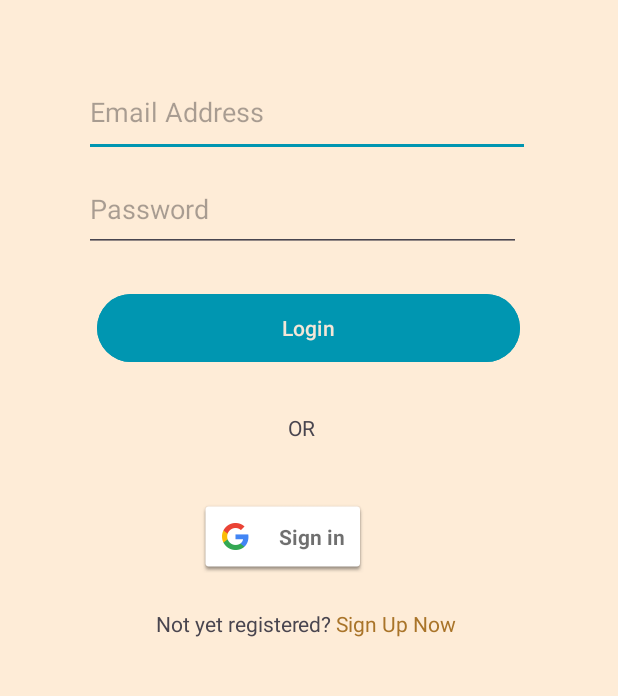
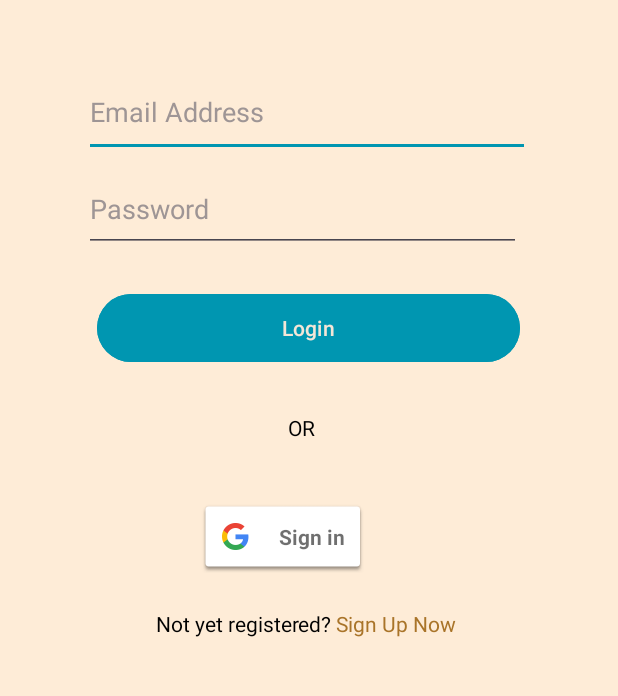
Before and after one commit to totoro-7/AndroidAppliacation, an Android app: the screen it shows after launch (Login_Page), on a phone screen of 412 x 824 dp, the part 411-1107 px from its top. Run offline under Robolectric (Android 15) with nearby library versions, the phone set to English and light mode, and no system bars; our stand-ins replace Firebase (no records; nobody signed in at launch, a user with empty details on screens opened directly).

Commit message:
Updates on UI

```diff
--- a/Android App/app/src/main/res/layout/activity_login_page.xml
+++ b/Android App/app/src/main/res/layout/activity_login_page.xml
@@ -30,6 +30,7 @@
         android:ems="10"
         android:hint="Email Address"
         android:inputType="textEmailAddress"
+        android:textColorHint="@color/grey"
         app:layout_constraintBottom_toBottomOf="parent"
         app:layout_constraintEnd_toEndOf="parent"
         app:layout_constraintHorizontal_bias="0.491"
@@ -44,6 +45,7 @@
         android:ems="10"
         android:hint="Password"
         android:inputType="textPassword"
+        android:textColorHint="@color/grey"
         app:layout_constraintBottom_toTopOf="@+id/buttonSignIn"
         app:layout_constraintEnd_toEndOf="@+id/buttonSignIn"
         app:layout_constraintHorizontal_bias="0.0"
@@ -56,6 +58,7 @@
         android:layout_height="30dp"
         android:layout_marginBottom="21dp"
         android:text="OR"
+        android:textColor="@color/black"
         app:layout_constraintBottom_toTopOf="@+id/buttonLoginGoogleSignIn"
         app:layout_constraintEnd_toEndOf="parent"
         app:layout_constraintHorizontal_bias="0.497"
@@ -78,6 +81,7 @@
         android:layout_height="wrap_content"
         android:layout_marginBottom="118dp"
         android:text="@string/account"
+        android:textColor="@color/black"
         app:layout_constraintBottom_toBottomOf="parent"
         app:layout_constraintEnd_toEndOf="parent"
         app:layout_constraintHorizontal_bias="0.492"
--- a/Android App/app/src/main/res/layout/activity_main.xml
+++ b/Android App/app/src/main/res/layout/activity_main.xml
@@ -30,6 +30,8 @@
         android:layout_marginBottom="249dp"
         android:backgroundTint="#A97429"
         android:text="Start Quiz"
+        android:textColorHighlight="@color/white"
+        android:textColor="@color/white"
         android:textSize="20sp"
         app:layout_constraintBottom_toBottomOf="parent"
         app:layout_constraintEnd_toEndOf="parent"
--- a/Android App/app/src/main/res/layout/activity_quiz_page.xml
+++ b/Android App/app/src/main/res/layout/activity_quiz_page.xml
@@ -167,6 +167,7 @@
         android:backgroundTint="@color/black"
         android:fontFamily="sans-serif-medium"
         android:text="NEXT QUESTION"
+        android:textColor="@color/white"
         android:textSize="16sp"
         app:layout_constraintBottom_toBottomOf="parent"
         app:layout_constraintStart_toStartOf="parent" />
--- a/Android App/app/src/main/res/layout/activity_score_page.xml
+++ b/Android App/app/src/main/res/layout/activity_score_page.xml
@@ -53,7 +53,7 @@
         android:id="@+id/textViewAnswerCorrect"
         android:layout_width="37dp"
         android:layout_height="60dp"
-        android:layout_marginStart="152dp"
+        android:layout_marginStart="132dp"
         android:text="2"
         android:textSize="48sp"
         app:layout_constraintBottom_toTopOf="@+id/buttonPlayAgain"
@@ -68,6 +68,7 @@
         android:layout_marginBottom="20dp"
         android:fontFamily="monospace"
         android:text="Your Score"
+        android:textColor="@color/black"
         android:textSize="24sp"
         android:textStyle="bold"
         app:layout_constraintBottom_toTopOf="@+id/textViewAnswerTotal"
--- a/Android App/app/src/main/res/layout/activity_sign_up_page.xml
+++ b/Android App/app/src/main/res/layout/activity_sign_up_page.xml
@@ -17,6 +17,7 @@
         android:layout_marginBottom="16dp"
         android:ems="10"
         android:hint="Password"
+        android:textColorHint="@color/grey"
         android:inputType="textPassword"
         app:layout_constraintBottom_toTopOf="@+id/buttonSignUp"
         app:layout_constraintStart_toStartOf="@+id/editTextSignUpEmail"
@@ -44,6 +45,7 @@
         android:layout_marginBottom="21dp"
         android:ems="10"
         android:hint="Email Address"
+        android:textColorHint="@color/grey"
         android:inputType="textEmailAddress"
         app:layout_constraintBottom_toTopOf="@+id/editTextSignUpPassword"
         app:layout_constraintEnd_toEndOf="parent"
--- a/Android App/app/src/main/res/values/colors.xml
+++ b/Android App/app/src/main/res/values/colors.xml
@@ -9,4 +9,5 @@
     <color name="navyblue">#212a54</color>
     <color name="green">#174d25</color>
     <color name="red">#de2316</color>
+    <color name="grey">#9e9595</color>
 </resources>
```
